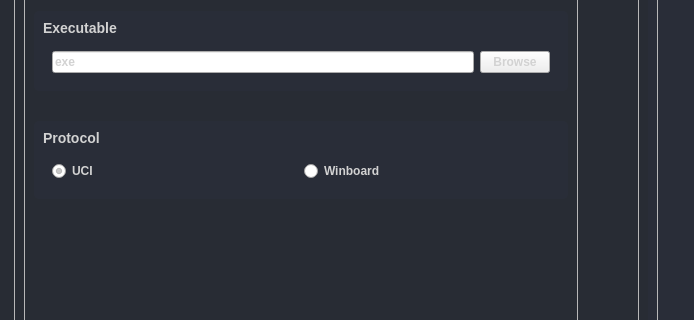
The window that src/engineconfigwidget_form.ui (Luecx/ChessGUI) describes before a commit, drawn with Qt 5; both pictures show x 0 to 694 and y 133 to 453 of the 1216 by 745 pixel window.
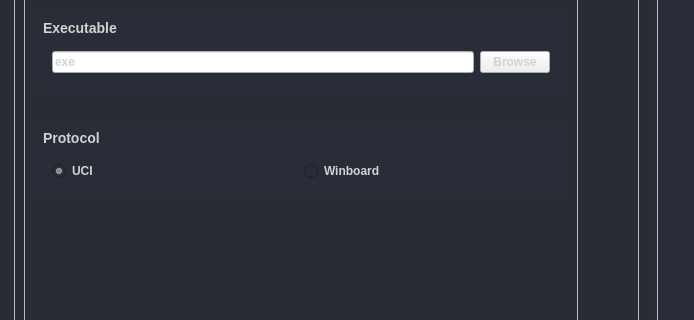
The same window after the commit.

Commit message: minor color issue

Patch:
```diff
--- a/src/engineconfigwidget_form.ui
+++ b/src/engineconfigwidget_form.ui
@@ -760,6 +760,10 @@
 
 .QLabel{
 	background-color: rgb(41, 45, 56);	
+}
+
+.QRadioButton{
+	background-color: rgb(41, 45, 56);	
 }</string>
            </property>
            <property name="frameShape">
```
